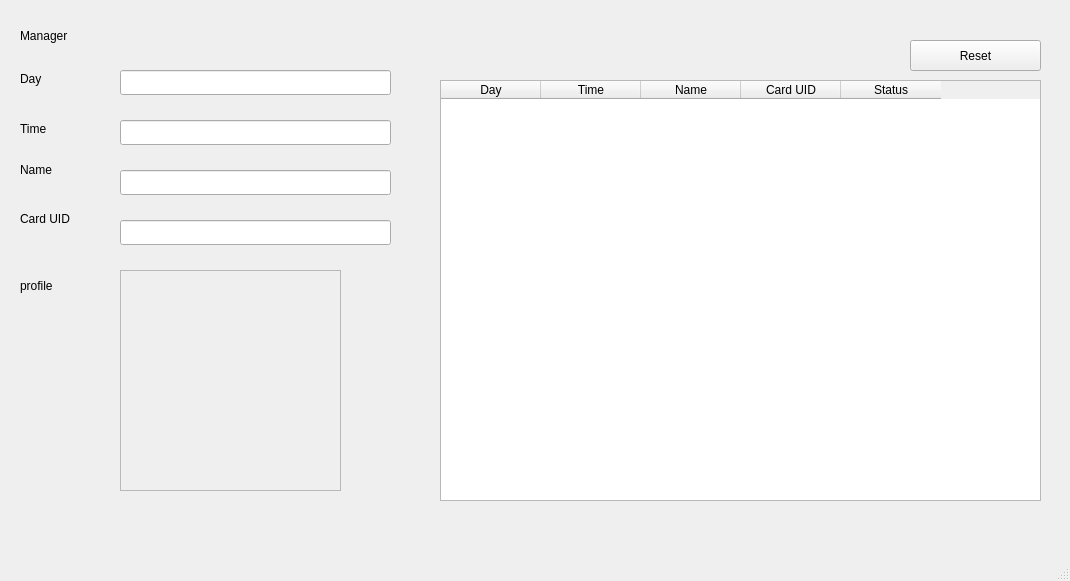
addinedu-ros-6th/iot-repo-3, file code/Qt_Manager.ui: the form before one commit.
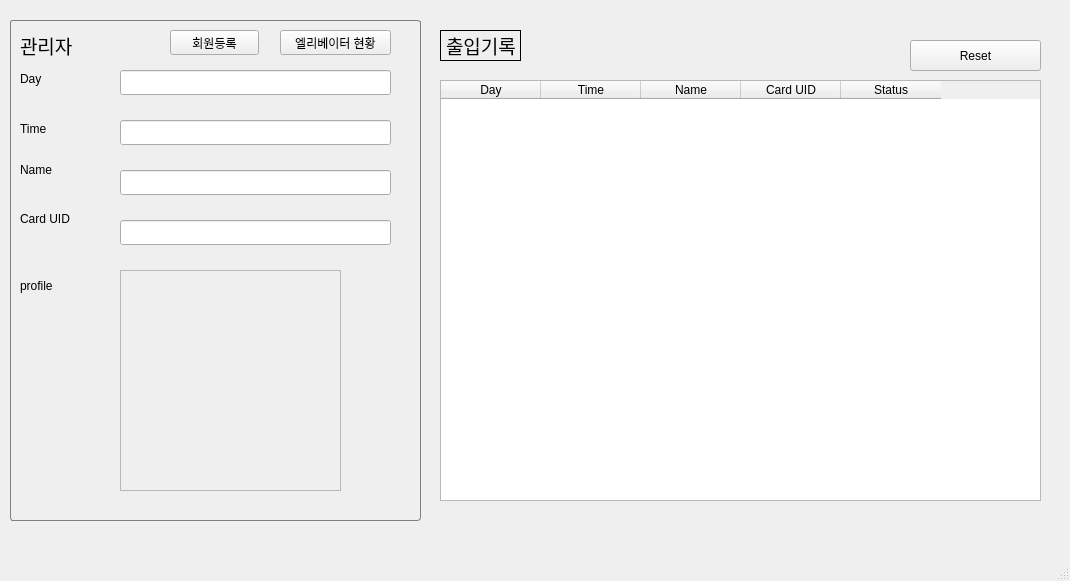
The form after the commit.

What changed in the file:
```diff
--- a/code/Qt_Manager.ui
+++ b/code/Qt_Manager.ui
@@ -86,19 +86,6 @@
      <string>Card UID</string>
     </property>
    </widget>
-   <widget class="QLabel" name="manager">
-    <property name="geometry">
-     <rect>
-      <x>20</x>
-      <y>10</y>
-      <width>121</width>
-      <height>51</height>
-     </rect>
-    </property>
-    <property name="text">
-     <string>Manager</string>
-    </property>
-   </widget>
    <widget class="QLineEdit" name="timeEdit">
     <property name="geometry">
      <rect>
@@ -199,6 +186,96 @@
      <string>Reset</string>
     </property>
    </widget>
+   <widget class="QGroupBox" name="groupBox">
+    <property name="geometry">
+     <rect>
+      <x>10</x>
+      <y>20</y>
+      <width>411</width>
+      <height>501</height>
+     </rect>
+    </property>
+    <property name="styleSheet">
+     <string notr="true">QGroupBox {
+    border: 1px solid gray;
+    border-radius: 3px;
+    padding: 6px;
+}
+
+</string>
+    </property>
+    <property name="title">
+     <string/>
+    </property>
+    <widget class="QLabel" name="label_2">
+     <property name="geometry">
+      <rect>
+       <x>10</x>
+       <y>10</y>
+       <width>121</width>
+       <height>31</height>
+      </rect>
+     </property>
+     <property name="font">
+      <font>
+       <pointsize>14</pointsize>
+      </font>
+     </property>
+     <property name="text">
+      <string>관리자</string>
+     </property>
+    </widget>
+    <widget class="QPushButton" name="pushButton">
+     <property name="geometry">
+      <rect>
+       <x>160</x>
+       <y>10</y>
+       <width>89</width>
+       <height>25</height>
+      </rect>
+     </property>
+     <property name="text">
+      <string>회원등록</string>
+     </property>
+    </widget>
+    <widget class="QPushButton" name="pushButton_2">
+     <property name="geometry">
+      <rect>
+       <x>270</x>
+       <y>10</y>
+       <width>111</width>
+       <height>25</height>
+      </rect>
+     </property>
+     <property name="text">
+      <string>엘리베이터 현황</string>
+     </property>
+    </widget>
+   </widget>
+   <widget class="QLabel" name="label_3">
+    <property name="geometry">
+     <rect>
+      <x>440</x>
+      <y>30</y>
+      <width>81</width>
+      <height>31</height>
+     </rect>
+    </property>
+    <property name="font">
+     <font>
+      <pointsize>14</pointsize>
+     </font>
+    </property>
+    <property name="styleSheet">
+     <string notr="true">QLabel {
+    border: 1px solid black;
+}
+</string>
+    </property>
+    <property name="text">
+     <string>출입기록</string>
+    </property>
+   </widget>
   </widget>
   <widget class="QMenuBar" name="menubar">
    <property name="geometry">
```
